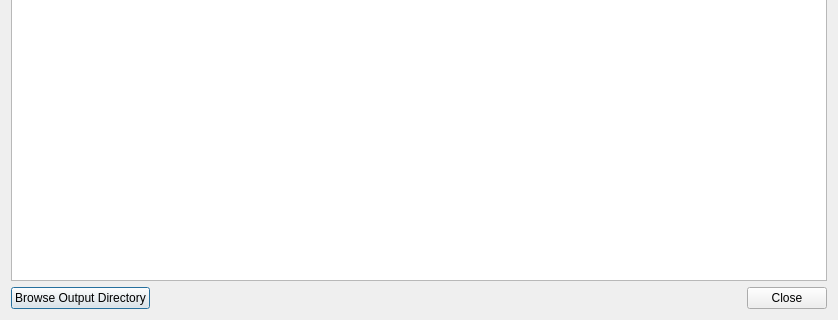
Qt form libs/librepcb/editor/project/boardeditor/boardpickplacegeneratordialog.ui (LibrePCB/LibrePCB) before a commit; both pictures show x 0 to 838 and y 154 to 474 of the 838 by 474 pixel window.
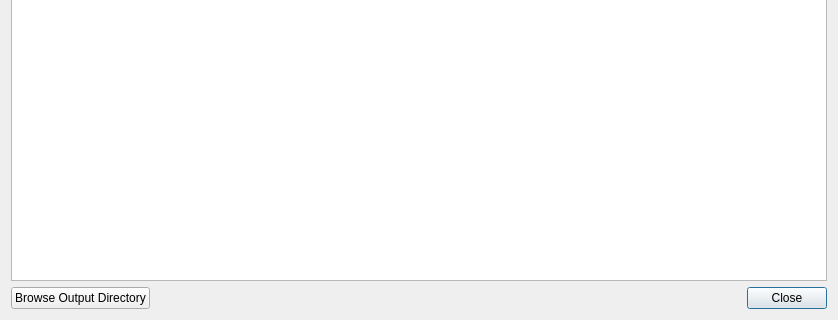
The same form after that commit.

Diff of the .ui file:
```diff
--- a/libs/librepcb/editor/project/boardeditor/boardpickplacegeneratordialog.ui
+++ b/libs/librepcb/editor/project/boardeditor/boardpickplacegeneratordialog.ui
@@ -14,6 +14,9 @@
    <string>Generate Pick&amp;Place Data</string>
   </property>
   <layout class="QFormLayout" name="formLayout">
+   <property name="fieldGrowthPolicy">
+    <enum>QFormLayout::AllNonFixedFieldsGrow</enum>
+   </property>
    <item row="0" column="0">
     <widget class="QLabel" name="label">
      <property name="text">
@@ -131,6 +134,9 @@
        <property name="text">
         <string>Browse Output Directory</string>
        </property>
+       <property name="autoDefault">
+        <bool>false</bool>
+       </property>
       </widget>
      </item>
      <item>
```
Left out of the diff: 35 changed lines with no effect on the pictures.
